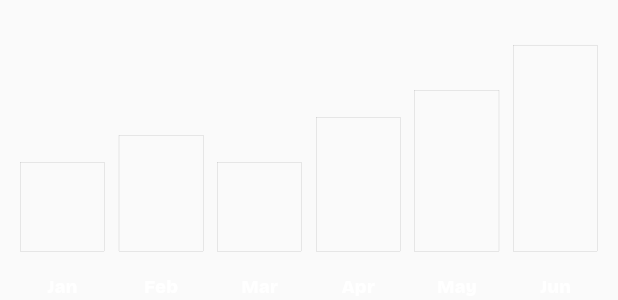
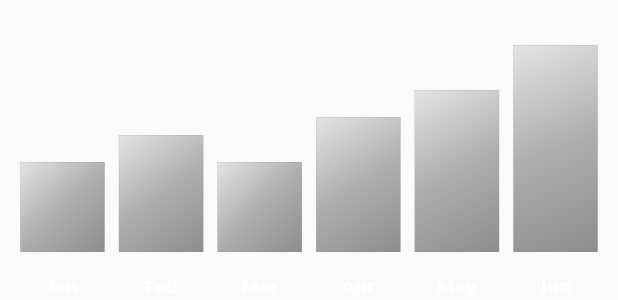
Before and after one commit to klarqqs/wake, a Flutter app: the BarChartSample1 widget shown alone on an empty page, opened directly, on a phone screen of 412 x 824 dp. Shown: the top 300 px of the screen. Run offline on Flutter 3.47's test engine with Material 3 defaults, Android fonts, the light colour scheme and no system bars; drawn by our look-alikes of fl_chart; our stand-ins replace dio, file_picker, google_fonts, stacked, stacked_services, stacked_shared.

Commit message:
ui update

```diff
--- a/lib/ui/common/barchart.dart
+++ b/lib/ui/common/barchart.dart
@@ -63,9 +63,23 @@ class BarChartSample1State extends State<BarChartSample1> {
       barRods: [
         BarChartRodData(
           toY: isTouched ? y + 1 : y,
-          color: isTouched ? kcPrimaryColor : Colors.transparent,
           width: width,
           borderRadius: BorderRadius.circular(0),
+          gradient: LinearGradient(
+            begin: Alignment.topLeft,
+            end: Alignment.bottomRight,
+            colors: isTouched
+                ? [
+                    kcPrimaryColor,
+                    kcPrimaryColor,
+                    kcPrimaryColor,
+                  ]
+                : [
+                    Colors.grey.shade900.withOpacity(.1),
+                    Colors.grey.shade900.withOpacity(.35),
+                    Colors.grey.shade900.withOpacity(.5),
+                  ],
+          ),
           borderSide: isTouched
               ? BorderSide(color: Colors.grey.shade600, width: .1)
               : BorderSide(color: Colors.grey.shade600, width: .1),
```
Also changed, not shown: lib/ui/views/home/home_view.dart (+10 -1 lines).
